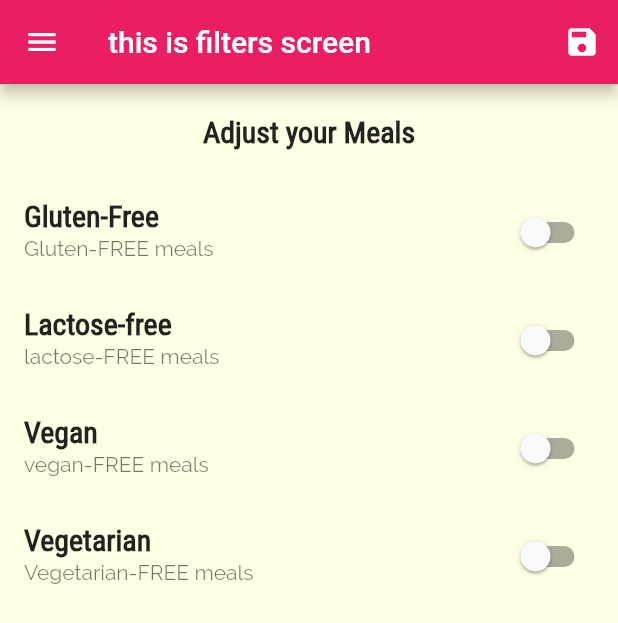
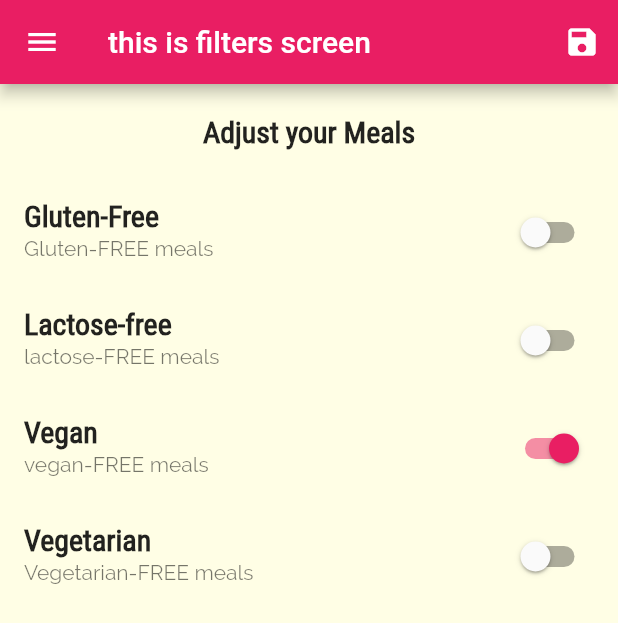
Before and after one commit to iHamza7/Meal_App, a Flutter app: the FiltersScreen screen opened by its route, on a phone screen of 412 x 824 dp. Shown: the top 623 px of the screen. Run offline on Flutter 3.47's test engine with Material 2 defaults, Android fonts, the phone set to English and light mode, and no system bars.

Commit message:
lib changed

```diff
--- a/lib/main.dart
+++ b/lib/main.dart
@@ -22,7 +22,7 @@ class _MyAppState extends State<MyApp> {
   Map<String, bool> _filters = {
     'Gluten': false,
     'Lactose': false,
-    'Vegan': false,
+    'Vegan': true,
     'Vegetarian': false,
   };
   List<Meal> _availableMeals = dummyMeals;
--- a/lib/screens/filters_screen.dart
+++ b/lib/screens/filters_screen.dart
@@ -16,7 +16,7 @@ class FiltersScreen extends StatefulWidget {
 class _FiltersScreenState extends State<FiltersScreen> {
   var _glutenFree = false;
   var _vegetarian = false;
-  var _vegan = true;
+  var _vegan = false;
   var _lactoseFree = false;
 
   @override
```
